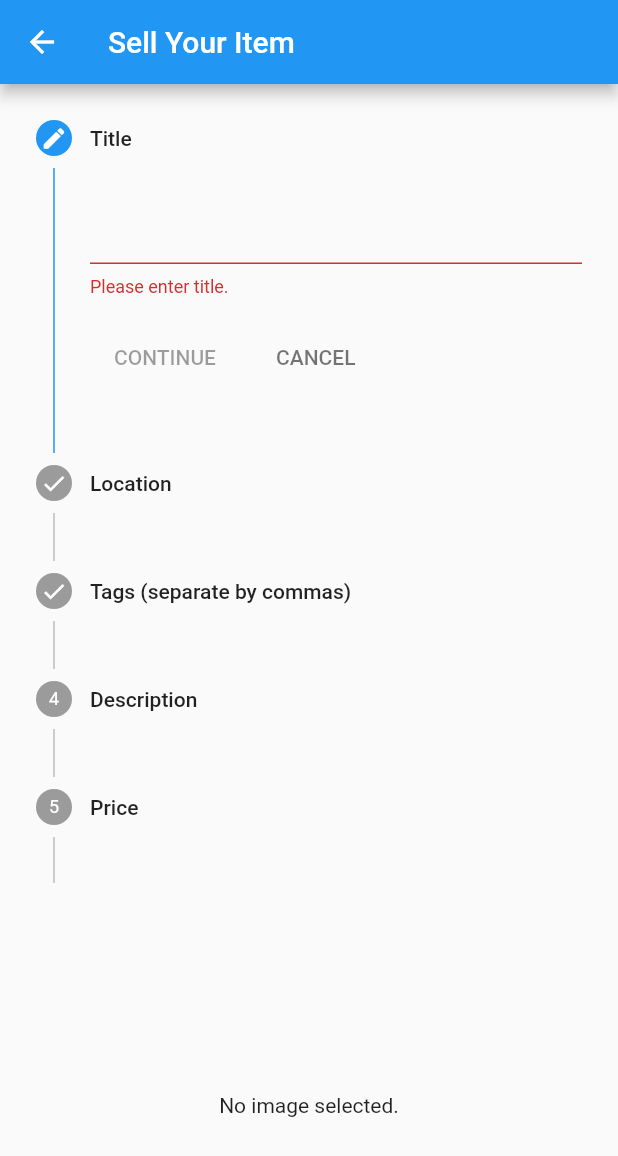
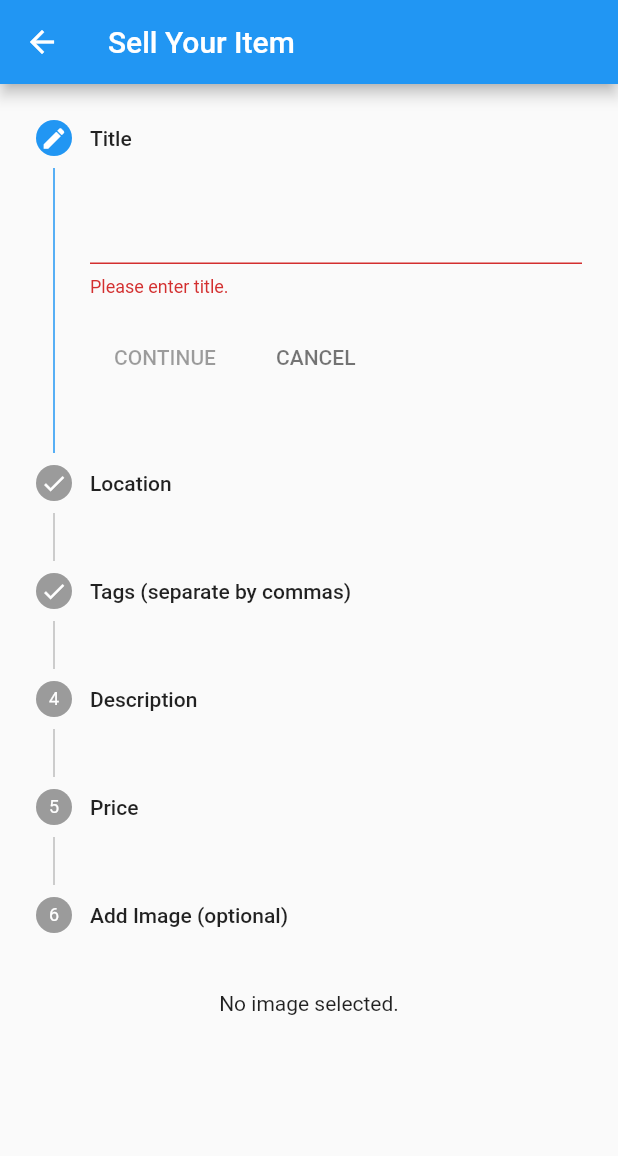
Before and after one commit to devAbdulAzizUmar/scene-it, a Flutter app: the AddPostScreen screen opened by its route, on a phone screen of 412 x 824 dp. Shown: the top 1156 px of the screen. Run offline on Flutter 3.47's test engine with Material 2 defaults, Android fonts, the phone set to English and light mode, and no system bars; our stand-ins replace audioplayers, flutter_secure_storage, image_picker, jwt_decoder; missing offline and left inert: arcore_flutter_plugin, arkit_plugin, assets_audio_player_web, image_picker_for_web, time_ago_provider; accounts and stored records are empty.

Commit message:
Add Post UI Fix

```diff
--- a/lib/Screens/AddPost/add-post-screen.dart
+++ b/lib/Screens/AddPost/add-post-screen.dart
@@ -58,9 +58,7 @@ class _AddPostScreenState extends State<AddPostScreen> with FormValidation {
                 )
               : Column(
                   children: [
-                    Expanded(
-                      flex: 2,
-                      child: Form(
+                    Form(
                       child: Stepper(
                         physics: NeverScrollableScrollPhysics(),
                         steps: steps(),
@@ -71,16 +69,13 @@ class _AddPostScreenState extends State<AddPostScreen> with FormValidation {
                         onStepCancel: _cancel,
                       ),
                     ),
-                    ),
                     SizedBox(
                       height: 15,
                     ),
                     image == null
-                        ? Expanded(
-                            child: Container(
-                              alignment: Alignment.center,
+                        ? Container(
+                            alignment: Alignment.topCenter,
                             child: Text("No image selected."),
-                            ),
                           )
                         : Expanded(
                             child: Stack(
--- a/lib/Util/form-validation.dart
+++ b/lib/Util/form-validation.dart
@@ -4,7 +4,7 @@ class FormValidation {
       return "Please enter title.";
     else if (title.length < 3)
       return "Title must be at least 3 characters.";
-    else if (title.length > 15)
+    else if (title.length > 25)
       return "Title must be less than 16 characters.";
     else
       return null;
```
Lines whose indentation alone changed are shown as unchanged.
